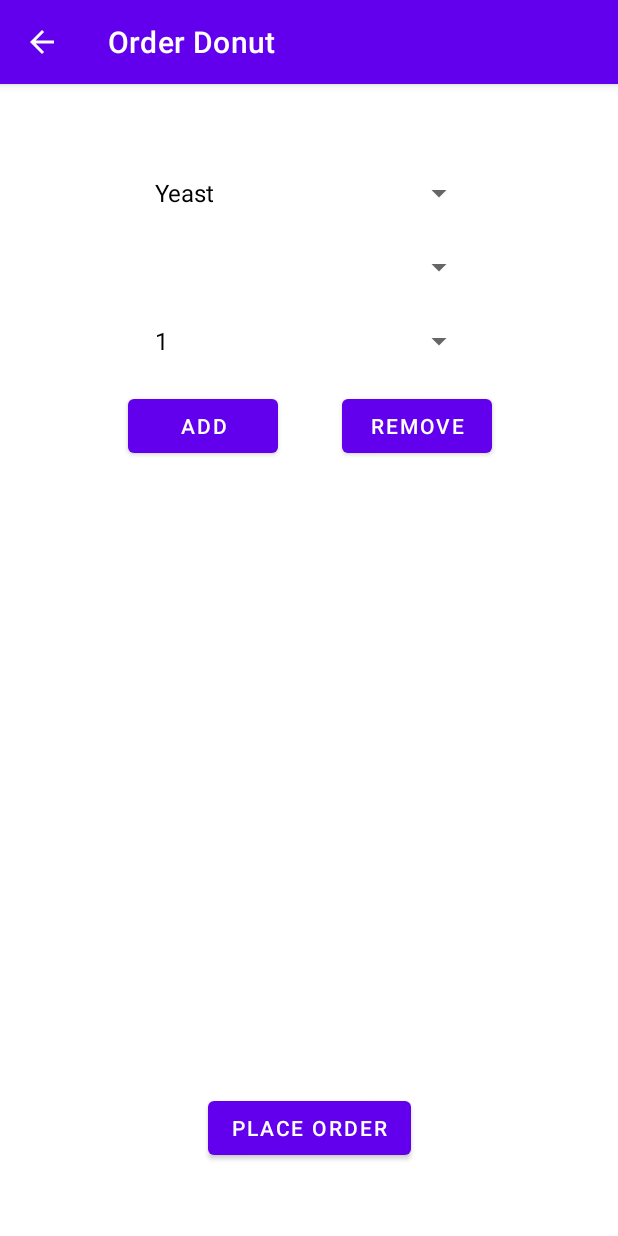
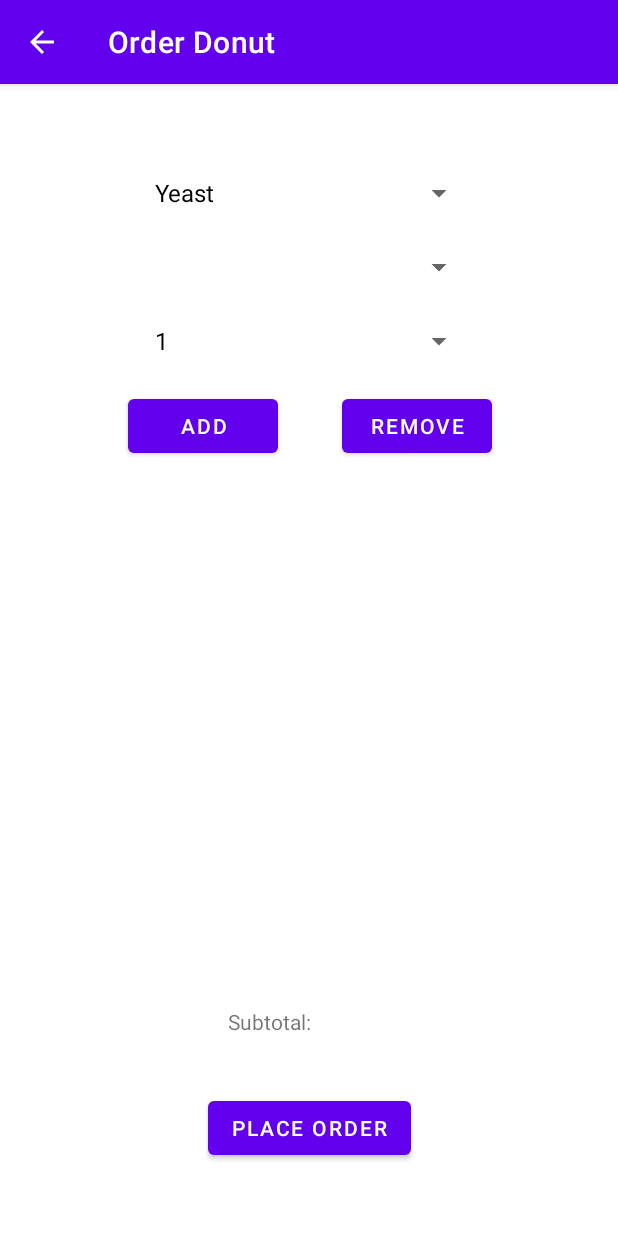
Before and after one commit to misalikesducks/RU_Cafe_Android, an Android app: the DonutOrderingActivity screen opened directly, with no data from a screen before it, on a phone screen of 412 x 824 dp. Run offline under Robolectric (Android 15) with nearby library versions, the phone set to English and light mode, and no system bars.

Commit message:
small things - tiffany

```diff
--- a/app/src/main/res/layout/activity_current_order.xml
+++ b/app/src/main/res/layout/activity_current_order.xml
@@ -4,6 +4,4 @@
     xmlns:tools="http://schemas.android.com/tools"
     android:layout_width="match_parent"
     android:layout_height="match_parent"
-    tools:context=".CurrentOrderActivity">
-
-</androidx.constraintlayout.widget.ConstraintLayout>
+    tools:context=".CurrentOrderActivity"/>
--- a/app/src/main/res/layout/activity_donut_ordering.xml
+++ b/app/src/main/res/layout/activity_donut_ordering.xml
@@ -87,7 +87,7 @@
         android:layout_marginEnd="95dp"
         android:layout_marginRight="95dp"
         app:layout_constraintEnd_toEndOf="parent"
-        app:layout_constraintHorizontal_bias="1.0"
+        app:layout_constraintHorizontal_bias="0.0"
         app:layout_constraintStart_toStartOf="parent"
         app:layout_constraintTop_toBottomOf="@+id/flavourSpinner" />
 
@@ -106,4 +106,25 @@
         app:layout_constraintHorizontal_bias="1.0"
         app:layout_constraintStart_toStartOf="parent" />
 
+    <TextView
+        android:id="@+id/subtotalTextView"
+        android:layout_width="wrap_content"
+        android:layout_height="wrap_content"
+        android:layout_marginStart="152dp"
+        android:layout_marginLeft="152dp"
+        android:layout_marginTop="44dp"
+        android:text="@string/subtotal"
+        app:layout_constraintStart_toStartOf="parent"
+        app:layout_constraintTop_toBottomOf="@+id/donutOrderListView" />
+
+    <TextView
+        android:id="@+id/subtotalNumTextView"
+        android:layout_width="wrap_content"
+        android:layout_height="wrap_content"
+        android:layout_marginStart="19dp"
+        android:layout_marginLeft="19dp"
+        android:layout_marginTop="615dp"
+        app:layout_constraintStart_toEndOf="@+id/subtotalTextView"
+        app:layout_constraintTop_toTopOf="parent" />
+
 </androidx.constraintlayout.widget.ConstraintLayout>
--- a/app/src/main/res/values/strings.xml
+++ b/app/src/main/res/values/strings.xml
@@ -63,4 +63,6 @@
     <string name="order_coffee">Order Coffee</string>
     <string name="order">Order</string>
     <string name="store_order">Store Order</string>
+
+    <string name="subtotal">Subtotal: </string>
 </resources>
```
